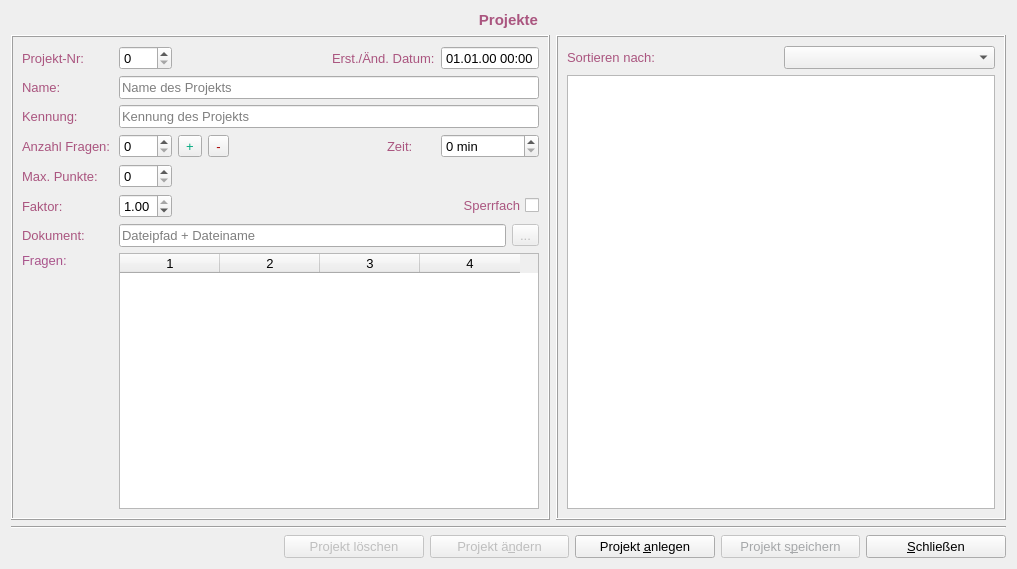
This is formproject.ui in fasa1964/fshkkap as Qt 5 draws it before an edit. The edited form follows.
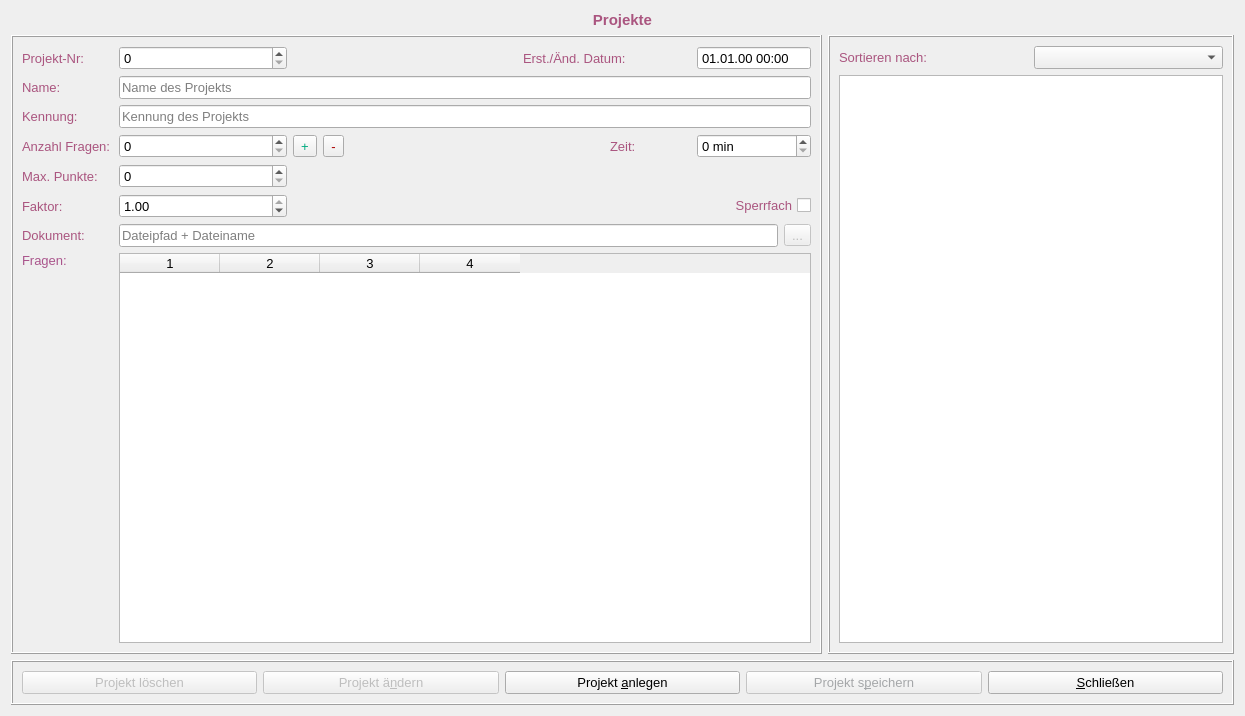
This is the edited form.

What changed in the file:
```diff
--- a/formproject.ui
+++ b/formproject.ui
@@ -6,8 +6,8 @@
    <rect>
     <x>0</x>
     <y>0</y>
-    <width>1017</width>
-    <height>569</height>
+    <width>1245</width>
+    <height>716</height>
    </rect>
   </property>
   <property name="font">
@@ -18,242 +18,18 @@
   <property name="windowTitle">
    <string>Form</string>
   </property>
-  <layout class="QGridLayout" name="gridLayout_5">
-   <item row="1" column="2">
-    <widget class="QFrame" name="frame_2">
-     <property name="sizePolicy">
-      <sizepolicy hsizetype="Expanding" vsizetype="Preferred">
-       <horstretch>0</horstretch>
-       <verstretch>0</verstretch>
-      </sizepolicy>
-     </property>
-     <property name="maximumSize">
-      <size>
-       <width>450</width>
-       <height>16777215</height>
-      </size>
-     </property>
-     <property name="frameShape">
-      <enum>QFrame::Box</enum>
-     </property>
-     <property name="frameShadow">
-      <enum>QFrame::Raised</enum>
-     </property>
-     <layout class="QGridLayout" name="gridLayout">
-      <item row="0" column="0">
-       <widget class="QLabel" name="label_9">
-        <property name="palette">
-         <palette>
-          <active>
-           <colorrole role="WindowText">
-            <brush brushstyle="SolidPattern">
-             <color alpha="255">
-              <red>170</red>
-              <green>85</green>
-              <blue>127</blue>
-             </color>
-            </brush>
-           </colorrole>
-          </active>
-          <inactive>
-           <colorrole role="WindowText">
-            <brush brushstyle="SolidPattern">
-             <color alpha="255">
-              <red>170</red>
-              <green>85</green>
-              <blue>127</blue>
-             </color>
-            </brush>
-           </colorrole>
-          </inactive>
-          <disabled>
-           <colorrole role="WindowText">
-            <brush brushstyle="SolidPattern">
-             <color alpha="255">
-              <red>165</red>
-              <green>167</green>
-              <blue>169</blue>
-             </color>
-            </brush>
-           </colorrole>
-          </disabled>
-         </palette>
-        </property>
-        <property name="text">
-         <string>Sortieren nach:</string>
-        </property>
-       </widget>
-      </item>
-      <item row="0" column="1">
-       <widget class="QComboBox" name="sortBox">
-        <property name="toolTip">
-         <string>Sortierung nach Kennung.</string>
-        </property>
-       </widget>
-      </item>
-      <item row="1" column="0" colspan="2">
-       <widget class="QTableWidget" name="projekteTableWidget"/>
-      </item>
-     </layout>
-    </widget>
-   </item>
-   <item row="2" column="0" colspan="3">
-    <widget class="Line" name="line">
-     <property name="orientation">
-      <enum>Qt::Horizontal</enum>
-     </property>
-    </widget>
-   </item>
-   <item row="0" column="0" colspan="3">
-    <widget class="QLabel" name="label_10">
-     <property name="palette">
-      <palette>
-       <active>
-        <colorrole role="WindowText">
-         <brush brushstyle="SolidPattern">
-          <color alpha="255">
-           <red>170</red>
-           <green>85</green>
-           <blue>127</blue>
-          </color>
-         </brush>
-        </colorrole>
-       </active>
-       <inactive>
-        <colorrole role="WindowText">
-         <brush brushstyle="SolidPattern">
-          <color alpha="255">
-           <red>170</red>
-           <green>85</green>
-           <blue>127</blue>
-          </color>
-         </brush>
-        </colorrole>
-       </inactive>
-       <disabled>
-        <colorrole role="WindowText">
-         <brush brushstyle="SolidPattern">
-          <color alpha="255">
-           <red>165</red>
-           <green>167</green>
-           <blue>169</blue>
-          </color>
-         </brush>
-        </colorrole>
-       </disabled>
-      </palette>
-     </property>
-     <property name="font">
-      <font>
-       <pointsize>11</pointsize>
-       <weight>75</weight>
-       <bold>true</bold>
-      </font>
-     </property>
-     <property name="text">
-      <string>Projekte</string>
-     </property>
-     <property name="alignment">
-      <set>Qt::AlignCenter</set>
-     </property>
-    </widget>
-   </item>
-   <item row="3" column="1" colspan="2">
-    <layout class="QHBoxLayout" name="horizontalLayout">
-     <item>
-      <widget class="QPushButton" name="deleteButton">
-       <property name="enabled">
-        <bool>false</bool>
-       </property>
-       <property name="text">
-        <string>Projekt löschen</string>
-       </property>
-      </widget>
-     </item>
-     <item>
-      <widget class="QPushButton" name="changeButton">
-       <property name="enabled">
-        <bool>false</bool>
-       </property>
-       <property name="text">
-        <string>Projekt ä&amp;ndern</string>
-       </property>
-      </widget>
-     </item>
-     <item>
-      <widget class="QPushButton" name="createButton">
-       <property name="text">
-        <string>Projekt &amp;anlegen</string>
-       </property>
-      </widget>
-     </item>
-     <item>
-      <widget class="QPushButton" name="saveButton">
-       <property name="enabled">
-        <bool>false</bool>
-       </property>
-       <property name="palette">
-        <palette>
-         <active>
-          <colorrole role="ButtonText">
-           <brush brushstyle="SolidPattern">
-            <color alpha="255">
-             <red>170</red>
-             <green>0</green>
-             <blue>0</blue>
-            </color>
-           </brush>
-          </colorrole>
-         </active>
-         <inactive>
-          <colorrole role="ButtonText">
-           <brush brushstyle="SolidPattern">
-            <color alpha="255">
-             <red>170</red>
-             <green>0</green>
-             <blue>0</blue>
-            </color>
-           </brush>
-          </colorrole>
-         </inactive>
-         <disabled>
-          <colorrole role="ButtonText">
-           <brush brushstyle="SolidPattern">
-            <color alpha="255">
-             <red>165</red>
-             <green>167</green>
-             <blue>169</blue>
-            </color>
-           </brush>
-          </colorrole>
-         </disabled>
-        </palette>
-       </property>
-       <property name="text">
-        <string>Projekt s&amp;peichern</string>
-       </property>
-      </widget>
-     </item>
-     <item>
-      <widget class="QPushButton" name="closeButton">
-       <property name="text">
-        <string>&amp;Schließen</string>
-       </property>
-      </widget>
-     </item>
-    </layout>
-   </item>
+  <layout class="QGridLayout" name="gridLayout_3">
    <item row="1" column="0" colspan="2">
     <widget class="QFrame" name="frame">
      <property name="sizePolicy">
-      <sizepolicy hsizetype="Expanding" vsizetype="Preferred">
+      <sizepolicy hsizetype="Preferred" vsizetype="Preferred">
        <horstretch>0</horstretch>
        <verstretch>0</verstretch>
       </sizepolicy>
      </property>
      <property name="minimumSize">
       <size>
-       <width>350</width>
+       <width>0</width>
        <height>0</height>
       </size>
      </property>
@@ -1031,6 +807,235 @@
      </layout>
     </widget>
    </item>
+   <item row="1" column="2">
+    <widget class="QFrame" name="frame_2">
+     <property name="sizePolicy">
+      <sizepolicy hsizetype="Preferred" vsizetype="Preferred">
+       <horstretch>0</horstretch>
+       <verstretch>0</verstretch>
+      </sizepolicy>
+     </property>
+     <property name="maximumSize">
+      <size>
+       <width>16777215</width>
+       <height>16777215</height>
+      </size>
+     </property>
+     <property name="frameShape">
+      <enum>QFrame::Box</enum>
+     </property>
+     <property name="frameShadow">
+      <enum>QFrame::Raised</enum>
+     </property>
+     <layout class="QGridLayout" name="gridLayout">
+      <item row="0" column="0">
+       <widget class="QLabel" name="label_9">
+        <property name="palette">
+         <palette>
+          <active>
+           <colorrole role="WindowText">
+            <brush brushstyle="SolidPattern">
+             <color alpha="255">
+              <red>170</red>
+              <green>85</green>
+              <blue>127</blue>
+             </color>
+            </brush>
+           </colorrole>
+          </active>
+          <inactive>
+           <colorrole role="WindowText">
+            <brush brushstyle="SolidPattern">
+             <color alpha="255">
+              <red>170</red>
+              <green>85</green>
+              <blue>127</blue>
+             </color>
+            </brush>
+           </colorrole>
+          </inactive>
+          <disabled>
+           <colorrole role="WindowText">
+            <brush brushstyle="SolidPattern">
+             <color alpha="255">
+              <red>165</red>
+              <green>167</green>
+              <blue>169</blue>
+             </color>
+            </brush>
+           </colorrole>
+          </disabled>
+         </palette>
+        </property>
+        <property name="text">
+         <string>Sortieren nach:</string>
+        </property>
+       </widget>
+      </item>
+      <item row="0" column="1">
+       <widget class="QComboBox" name="sortBox">
+        <property name="toolTip">
+         <string>Sortierung nach Kennung.</string>
+        </property>
+       </widget>
+      </item>
+      <item row="1" column="0" colspan="2">
+       <widget class="QTableWidget" name="projekteTableWidget"/>
+      </item>
+     </layout>
+    </widget>
+   </item>
+   <item row="2" column="0" colspan="3">
+    <widget class="QFrame" name="frame_3">
+     <property name="frameShape">
+      <enum>QFrame::Box</enum>
+     </property>
+     <property name="frameShadow">
+      <enum>QFrame::Raised</enum>
+     </property>
+     <layout class="QGridLayout" name="gridLayout_2">
+      <item row="0" column="0">
+       <layout class="QHBoxLayout" name="horizontalLayout">
+        <item>
+         <widget class="QPushButton" name="deleteButton">
+          <property name="enabled">
+           <bool>false</bool>
+          </property>
+          <property name="text">
+           <string>Projekt löschen</string>
+          </property>
+         </widget>
+        </item>
+        <item>
+         <widget class="QPushButton" name="changeButton">
+          <property name="enabled">
+           <bool>false</bool>
+          </property>
+          <property name="text">
+           <string>Projekt ä&amp;ndern</string>
+          </property>
+         </widget>
+        </item>
+        <item>
+         <widget class="QPushButton" name="createButton">
+          <property name="text">
+           <string>Projekt &amp;anlegen</string>
+          </property>
+         </widget>
+        </item>
+        <item>
+         <widget class="QPushButton" name="saveButton">
+          <property name="enabled">
+           <bool>false</bool>
+          </property>
+          <property name="palette">
+           <palette>
+            <active>
+             <colorrole role="ButtonText">
+              <brush brushstyle="SolidPattern">
+               <color alpha="255">
+                <red>170</red>
+                <green>0</green>
+                <blue>0</blue>
+               </color>
+              </brush>
+             </colorrole>
+            </active>
+            <inactive>
+             <colorrole role="ButtonText">
+              <brush brushstyle="SolidPattern">
+               <color alpha="255">
+                <red>170</red>
+                <green>0</green>
+                <blue>0</blue>
+               </color>
+              </brush>
+             </colorrole>
+            </inactive>
+            <disabled>
+             <colorrole role="ButtonText">
+              <brush brushstyle="SolidPattern">
+               <color alpha="255">
+                <red>165</red>
+                <green>167</green>
+                <blue>169</blue>
+               </color>
+              </brush>
+             </colorrole>
+            </disabled>
+           </palette>
+          </property>
+          <property name="text">
+           <string>Projekt s&amp;peichern</string>
+          </property>
+         </widget>
+        </item>
+        <item>
+         <widget class="QPushButton" name="closeButton">
+          <property name="text">
+           <string>&amp;Schließen</string>
+          </property>
+         </widget>
+        </item>
+       </layout>
+      </item>
+     </layout>
+    </widget>
+   </item>
+   <item row="0" column="0" colspan="3">
+    <widget class="QLabel" name="label_10">
+     <property name="palette">
+      <palette>
+       <active>
+        <colorrole role="WindowText">
+         <brush brushstyle="SolidPattern">
+          <color alpha="255">
+           <red>170</red>
+           <green>85</green>
+           <blue>127</blue>
+          </color>
+         </brush>
+        </colorrole>
+       </active>
+       <inactive>
+        <colorrole role="WindowText">
+         <brush brushstyle="SolidPattern">
+          <color alpha="255">
+           <red>170</red>
+           <green>85</green>
+           <blue>127</blue>
+          </color>
+         </brush>
+        </colorrole>
+       </inactive>
+       <disabled>
+        <colorrole role="WindowText">
+         <brush brushstyle="SolidPattern">
+          <color alpha="255">
+           <red>165</red>
+           <green>167</green>
+           <blue>169</blue>
+          </color>
+         </brush>
+        </colorrole>
+       </disabled>
+      </palette>
+     </property>
+     <property name="font">
+      <font>
+       <pointsize>11</pointsize>
+       <weight>75</weight>
+       <bold>true</bold>
+      </font>
+     </property>
+     <property name="text">
+      <string>Projekte</string>
+     </property>
+     <property name="alignment">
+      <set>Qt::AlignCenter</set>
+     </property>
+    </widget>
+   </item>
   </layout>
  </widget>
  <tabstops>
```
